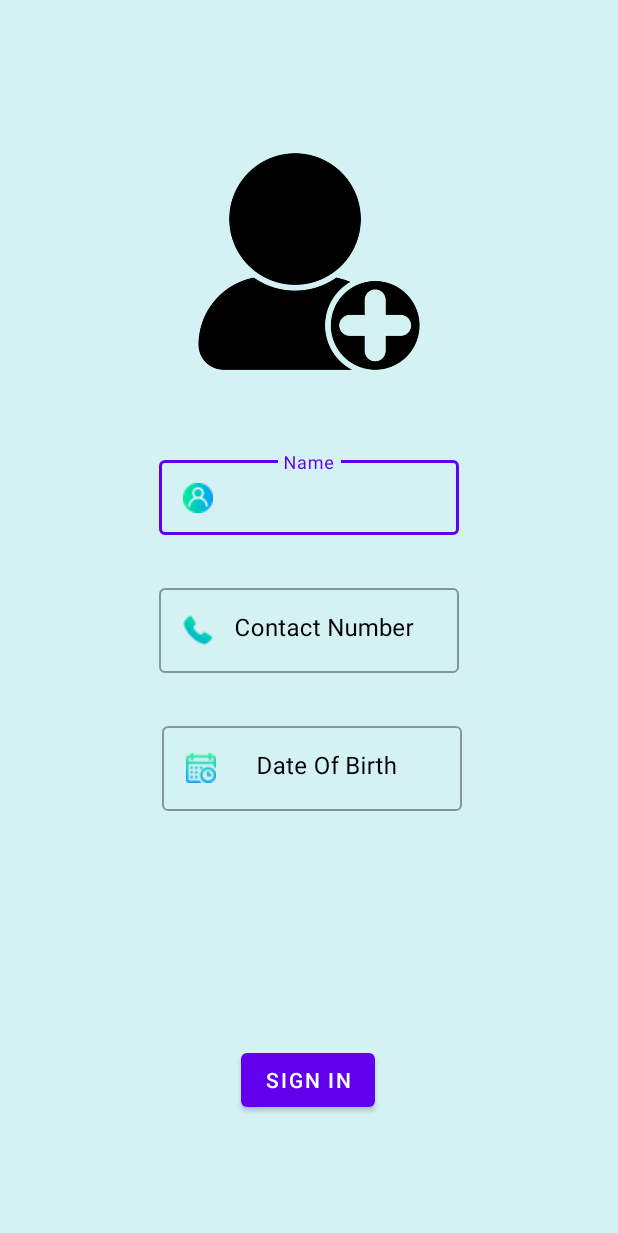
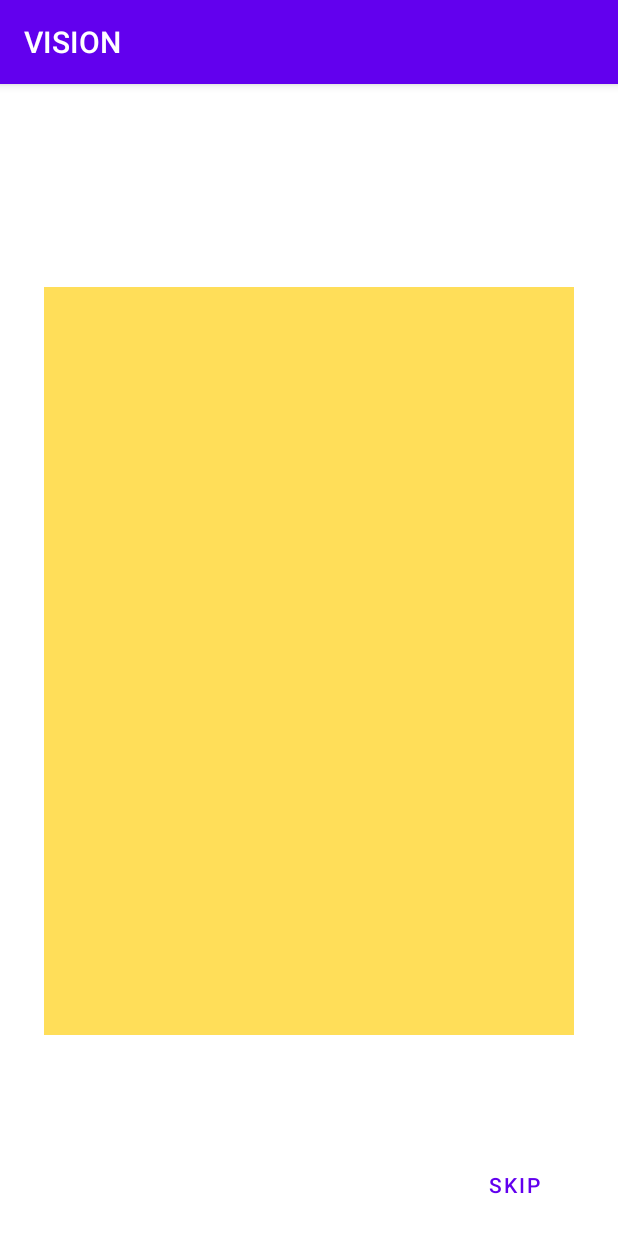
Before and after one commit to Vinayakbora/ToDoApp, an Android app: the screen it shows after launch (SigningUpActivity before the commit, ViewPagerActivity after it), on a phone screen of 412 x 824 dp. Shown: the top 1233 px of the screen. Run offline under Robolectric (Android 15) with nearby library versions, the phone set to English and light mode, and no system bars; 1 statement that could not run was skipped.

Commit message:
Added Image Slider after Splash Screen

```diff
--- a/app/src/main/java/com/example/todoapp/SplashScreen.kt
+++ b/app/src/main/java/com/example/todoapp/SplashScreen.kt
@@ -5,7 +5,6 @@ import androidx.appcompat.app.AppCompatActivity
 import android.os.Bundle
 import android.os.Handler
 import android.os.Looper
-import android.view.WindowManager
 
 class SplashScreen : AppCompatActivity() {
     override fun onCreate(savedInstanceState: Bundle?) {
@@ -13,11 +12,6 @@ class SplashScreen : AppCompatActivity() {
         setContentView(R.layout.splash_screen)
 
         val loginStatus = LoginPreference(this).getLoginStatus()
-
-        window.setFlags(
-            WindowManager.LayoutParams.FLAG_FULLSCREEN,
-            WindowManager.LayoutParams.FLAG_FULLSCREEN
-        )
 
         Handler(Looper.getMainLooper()).postDelayed({
             val intent: Intent
@@ -27,7 +21,7 @@ class SplashScreen : AppCompatActivity() {
                 finish()
             }
             else{
-                intent = Intent(this, SigningUpActivity::class.java)
+                intent = Intent(this, ViewPagerActivity::class.java)
                 startActivity(intent)
                 finish()
             }
--- a/app/src/main/java/com/example/todoapp/Task.kt
+++ b/app/src/main/java/com/example/todoapp/Task.kt
@@ -1,7 +1,7 @@
 package com.example.todoapp
 
-
-class Task(
+data class Task(
     var title: String? = null,
-    var description: String? = null
+    var desc: String? = null,
+    var date: String? = null
 )
--- /dev/null
+++ b/app/src/main/java/com/example/todoapp/ViewPagerActivity.kt
@@ -0,0 +1,65 @@
+package com.example.todoapp
+
+import android.content.Intent
+import androidx.appcompat.app.AppCompatActivity
+import android.os.Bundle
+import android.widget.Button
+import androidx.viewpager.widget.ViewPager
+
+class ViewPagerActivity : AppCompatActivity() {
+
+    private lateinit var viewPager: ViewPager
+    private lateinit var skipButton: Button
+    private lateinit var viewPagerAdapter: ViewPagerAdapter
+    private lateinit var imageList: List<Int>
+
+    override fun onCreate(savedInstanceState: Bundle?) {
+        super.onCreate(savedInstanceState)
+        setContentView(R.layout.activity_view_pager)
+
+        skipButton = findViewById(R.id.skipBtn)
+        viewPager = findViewById(R.id.idViewPager)
+
+
+        imageList = ArrayList()
+        imageList = imageList + R.drawable.yellow
+        imageList = imageList + R.drawable.red
+        imageList = imageList + R.drawable.blue
+        imageList = imageList + R.drawable.green
+
+
+        viewPagerAdapter = ViewPagerAdapter(this@ViewPagerActivity, imageList)
+        viewPager.adapter = viewPagerAdapter
+
+
+        skipButton.setOnClickListener{
+            intent = Intent(this, SigningUpActivity::class.java)
+            startActivity(intent)
+            finish()
+        }
+
+        viewPager.addOnPageChangeListener(object : ViewPager.OnPageChangeListener {
+            override fun onPageScrollStateChanged(state: Int) {
+                // Will implement later
+            }
+
+            override fun onPageScrolled(
+                position: Int,
+                positionOffset: Float,
+                positionOffsetPixels: Int
+            ) {
+                // Will implement later
+            }
+
+            override fun onPageSelected(position: Int) {
+                val lastPosition = viewPager.adapter?.count?.minus(1) ?: 0
+                if (position == lastPosition) {
+                    skipButton.text = getString(R.string.finish)
+                }
+                else{
+                    skipButton.text = getString(R.string.skip)
+                }
+            }
+        })
+    }
+}
--- /dev/null
+++ b/app/src/main/java/com/example/todoapp/ViewPagerAdapter.kt
@@ -0,0 +1,36 @@
+package com.example.todoapp
+
+import android.content.Context
+import android.view.LayoutInflater
+import android.view.View
+import android.view.ViewGroup
+import android.widget.ImageView
+import androidx.constraintlayout.widget.ConstraintLayout
+import androidx.viewpager.widget.PagerAdapter
+import java.util.*
+
+class ViewPagerAdapter(val context: Context, private val imageList: List<Int>) : PagerAdapter() {
+
+    override fun getCount(): Int {
+        return imageList.size
+    }
+
+    override fun isViewFromObject(view: View, `object`: Any): Boolean {
+        return view === `object` as ConstraintLayout
+    }
+
+    override fun instantiateItem(container: ViewGroup, position: Int): Any {
+        val mLayoutInflater = context.getSystemService(Context.LAYOUT_INFLATER_SERVICE) as LayoutInflater
+        val itemView: View = mLayoutInflater.inflate(R.layout.image_slider_item, container, false)
+        val imageView: ImageView = itemView.findViewById<View>(R.id.pagerImage) as ImageView
+
+        imageView.setImageResource(imageList[position])
+        Objects.requireNonNull(container).addView(itemView)
+
+        return itemView
+    }
+
+    override fun destroyItem(container: ViewGroup, position: Int, `object`: Any) {
+        container.removeView(`object` as ConstraintLayout)
+    }
+}
--- /dev/null
+++ b/app/src/main/res/layout/activity_view_pager.xml
@@ -0,0 +1,30 @@
+<?xml version="1.0" encoding="utf-8"?>
+<androidx.constraintlayout.widget.ConstraintLayout xmlns:android="http://schemas.android.com/apk/res/android"
+    xmlns:app="http://schemas.android.com/apk/res-auto"
+    xmlns:tools="http://schemas.android.com/tools"
+    android:layout_width="match_parent"
+    android:layout_height="match_parent"
+    tools:context=".ViewPagerActivity">
+
+    <androidx.viewpager.widget.ViewPager
+        android:id="@+id/idViewPager"
+        android:contentDescription="@string/page_viewer_image"
+        android:layout_width="match_parent"
+        android:layout_height="500dp"
+        app:layout_constraintBottom_toBottomOf="parent"
+        app:layout_constraintEnd_toEndOf="parent"
+        app:layout_constraintStart_toStartOf="parent"
+        app:layout_constraintTop_toTopOf="parent" />
+
+    <Button
+        android:id="@+id/skipBtn"
+        android:layout_width="wrap_content"
+        android:layout_height="wrap_content"
+        android:layout_marginEnd="25dp"
+        android:layout_marginBottom="10dp"
+        style="@style/Widget.MaterialComponents.Button.TextButton"
+        android:text="@string/skip"
+        app:layout_constraintBottom_toBottomOf="parent"
+        app:layout_constraintEnd_toEndOf="parent" />
+
+</androidx.constraintlayout.widget.ConstraintLayout>
--- /dev/null
+++ b/app/src/main/res/layout/image_slider_item.xml
@@ -0,0 +1,21 @@
+<?xml version="1.0" encoding="utf-8"?>
+<androidx.constraintlayout.widget.ConstraintLayout xmlns:android="http://schemas.android.com/apk/res/android"
+    xmlns:app="http://schemas.android.com/apk/res-auto"
+    xmlns:tools="http://schemas.android.com/tools"
+    android:layout_width="match_parent"
+    android:layout_height="match_parent">
+
+    <ImageView
+        android:id="@+id/pagerImage"
+        android:layout_width="wrap_content"
+        android:layout_height="wrap_content"
+        android:layout_marginTop="60dp"
+        android:layout_marginBottom="57dp"
+        android:contentDescription="@string/description"
+        app:layout_constraintBottom_toBottomOf="parent"
+        app:layout_constraintEnd_toEndOf="parent"
+        app:layout_constraintStart_toStartOf="parent"
+        app:layout_constraintTop_toTopOf="parent"
+        tools:srcCompat="@tools:sample/avatars" />
+
+</androidx.constraintlayout.widget.ConstraintLayout>
--- a/app/src/main/res/values/strings.xml
+++ b/app/src/main/res/values/strings.xml
@@ -15,5 +15,11 @@
     <string name="title">Title</string>
     <string name="description">Description</string>
     <string name="task_completion_date">Completion Date</string>
-    <string name="item">Item</string>
+    <string name="date">Date</string>
+    <string name="page_viewer_image">page viewer image</string>
+    <string name="skip">Skip</string>
+    <string name="task">Task</string>
+    <string name="finish">Finish</string>
+    <string name="edit_button">Edit Button</string>
+    <string name="delete_button">Delete Button</string>
 </resources>
--- a/app/src/main/res/values/themes.xml
+++ b/app/src/main/res/values/themes.xml
@@ -13,4 +13,8 @@
         <item name="android:statusBarColor">?attr/colorPrimaryVariant</item>
         <!-- Customize your theme here. -->
     </style>
+
+    <style name="Theme.SplashScreen" parent="Theme.MaterialComponents.DayNight.NoActionBar">
+        <item name="android:windowFullscreen">true</item>
+    </style>
 </resources>
```
Also changed, not shown: app/src/main/AndroidManifest.xml (+8 -4 lines), app/src/main/java/com/example/todoapp/CustomAdapter.kt (+19 -4 lines), app/src/main/java/com/example/todoapp/ListFragment.kt (+11 -10 lines), app/src/main/java/com/example/todoapp/ListViewModel.kt (+5 -4 lines), app/src/main/java/com/example/todoapp/MainActivity.kt (+51 -27 lines), app/src/main/res/layout/activity_main.xml (+4 -5 lines), app/src/main/res/layout/list_items.xml (+50 -6 lines), app/src/main/res/drawable/blue.png (added), app/src/main/res/drawable/edit_task.png (added), app/src/main/res/drawable/green.png (added), app/src/main/res/drawable/red.png (added), app/src/main/res/drawable/yellow.png (added).
